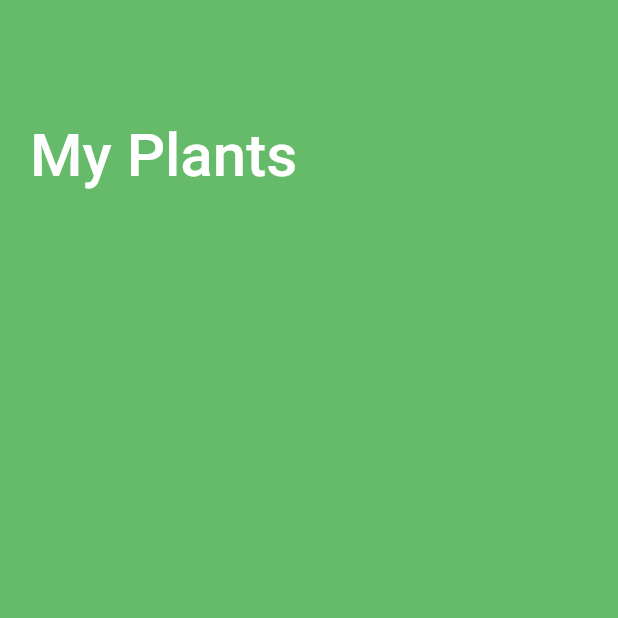
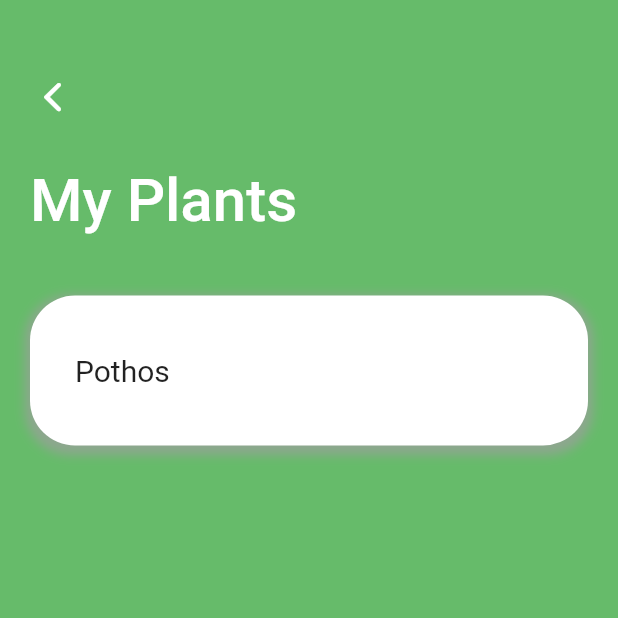
Before and after one commit to connorb573/blume, a Flutter app: the MyPlants screen opened by its route, on a phone screen of 412 x 824 dp, the top half of it. Run offline on Flutter 3.47's test engine with Material 2 defaults, Android fonts, the phone set to English and light mode, and no system bars; our stand-ins replace flutter_svg.

Commit message:
Added Plant Button Outline

```diff
--- a/lib/main.dart
+++ b/lib/main.dart
@@ -13,7 +13,7 @@ class MyApp extends StatelessWidget {
   @override
   Widget build(BuildContext context) {
     return MaterialApp(
-      initialRoute: 'my_plants',
+      initialRoute: '/',
       routes: {
         '/': (context) => WelcomePage(),
         'add_plant': (context) => AddPlant(),
--- a/lib/screens/my_plants_page.dart
+++ b/lib/screens/my_plants_page.dart
@@ -1,16 +1,29 @@
+import 'package:flutter/cupertino.dart';
 import 'package:flutter/material.dart';
 import 'package:blume/modules/plant.dart';
 
 class MyPlants extends StatelessWidget {
-  List<Plant> plants = [];
+  List<Plant> plants = [
+    Plant(nickname: 'Pothos', waterLevel: 2, waterWeeks: 1),
+  ];
+
   @override
   Widget build(BuildContext context) {
     return Scaffold(
       backgroundColor: Colors.green[400],
       body: Column(
+        crossAxisAlignment: CrossAxisAlignment.start,
         children: <Widget>[
           Padding(
-            padding: EdgeInsets.only(left: 20, top: 80),
+            padding: EdgeInsets.only(top: 50, left: 20),
+            child: Icon(
+              CupertinoIcons.back,
+              size: 30,
+              color: Colors.white,
+            ),
+          ),
+          Padding(
+            padding: EdgeInsets.only(left: 20, top: 30),
             child: Text(
               'My Plants',
               style: TextStyle(
@@ -18,7 +31,45 @@ class MyPlants extends StatelessWidget {
                   fontWeight: FontWeight.w500,
                   fontSize: 40),
             ),
-          )
+          ),
+          SizedBox(height: 20),
+          Padding(
+            padding: EdgeInsets.all(20),
+            child: Container(
+              height: 100,
+              width: 375,
+              child: Row(
+                children: <Widget>[
+                  Padding(
+                    padding: EdgeInsets.only(
+                      left: 30,
+                    ),
+                    child: Text(
+                      plants[0].nickname,
+                      textAlign: TextAlign.start,
+                      style: TextStyle(
+                        fontSize: 20,
+                      ),
+                    ),
+                  ),
+                ],
+              ),
+              decoration: BoxDecoration(
+                borderRadius: BorderRadius.all(
+                  Radius.circular(30),
+                ),
+                color: Colors.white,
+                boxShadow: [
+                  BoxShadow(
+                    color: Colors.grey.withOpacity(0.7),
+                    spreadRadius: 3,
+                    blurRadius: 5,
+                    offset: Offset(0, 3),
+                  ),
+                ],
+              ),
+            ),
+          ),
         ],
       ),
     );
```
